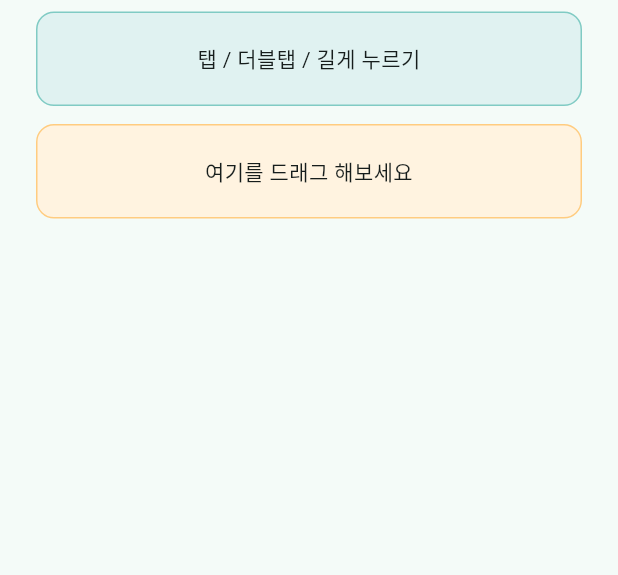
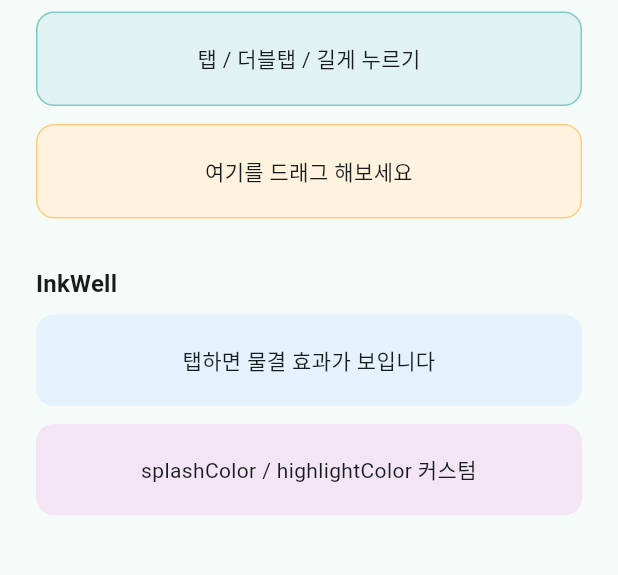
Before and after one commit to youngjin9145/flutterExample, a Flutter app: the screen it shows after launch, on a phone screen of 412 x 824 dp, the part 302-877 px from its top. Run offline on Flutter 3.47's test engine with Material 3 defaults, Android fonts, the phone set to English and light mode, and no system bars; accounts and stored records are empty.

Commit message:
feat: add InkWell Widget example code

```diff
--- a/GestureDetectorInkWell/lib/main.dart
+++ b/GestureDetectorInkWell/lib/main.dart
@@ -118,7 +118,60 @@ class _GestureInWellPageState extends State<GestureInWellPage> {
                 ),
               )
             ),
-            const SizedBox(height: 32,)
+            const SizedBox(height: 32,),
+
+            // ============================================================
+            // 2. InkWell - Material 물결(ripple) 효과 있음
+            // ============================================================
+            Text(
+              'InkWell',
+              style: Theme.of(context).textTheme.titleMedium?.copyWith(
+                fontWeight: FontWeight.bold,
+              ),
+            ),
+            const SizedBox(height: 8),
+
+            // Material로 감싸야 물결 효과가 보임
+            Material(
+              color: Colors.blue.shade50,
+              borderRadius: BorderRadius.circular(12),
+              child: InkWell(
+                onTap: () => _updateEvent('InkWell: onTap (물결 효과!)'),
+                onDoubleTap: () => _updateEvent('InkWell: onDoubleTap'),
+                onLongPress: () => _updateEvent('InkWell: onLongPress'),
+                borderRadius: BorderRadius.circular(12),
+                child: Container(
+                  width: double.infinity,
+                  padding: const EdgeInsets.all(20),
+                  child: const Text(
+                    '탭하면 물결 효과가 보입니다',
+                    textAlign: TextAlign.center,
+                  ),
+                ),
+              ),
+            ),
+
+            const SizedBox(height: 12),
+
+            // splashColor, highlightColor 커스텀
+            Material(
+              color: Colors.purple.shade50,
+              borderRadius: BorderRadius.circular(12),
+              child: InkWell(
+                onTap: () => _updateEvent('InkWell: 커스텀 물결 색상'),
+                splashColor: Colors.purple.withValues(alpha: 0.3),
+                highlightColor: Colors.purple.withValues(alpha: 0.1),
+                borderRadius: BorderRadius.circular(12),
+                child: Container(
+                  width: double.infinity,
+                  padding: const EdgeInsets.all(20),
+                  child: const Text(
+                      'splashColor / highlightColor 커스텀',
+                      textAlign: TextAlign.center,
+                    ),
+                  ),
+                ),
+              ),
           ],
         ),
       ),
```
